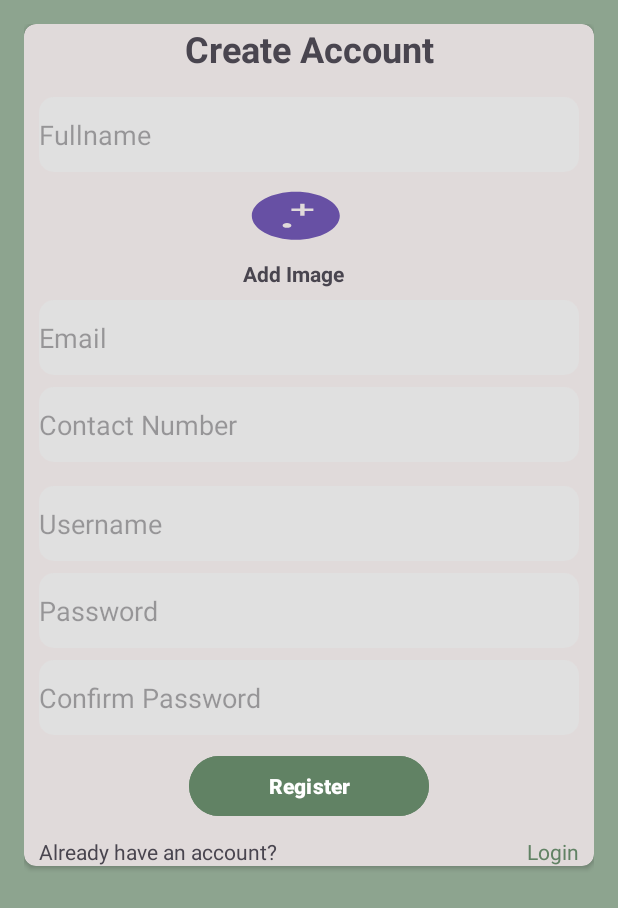
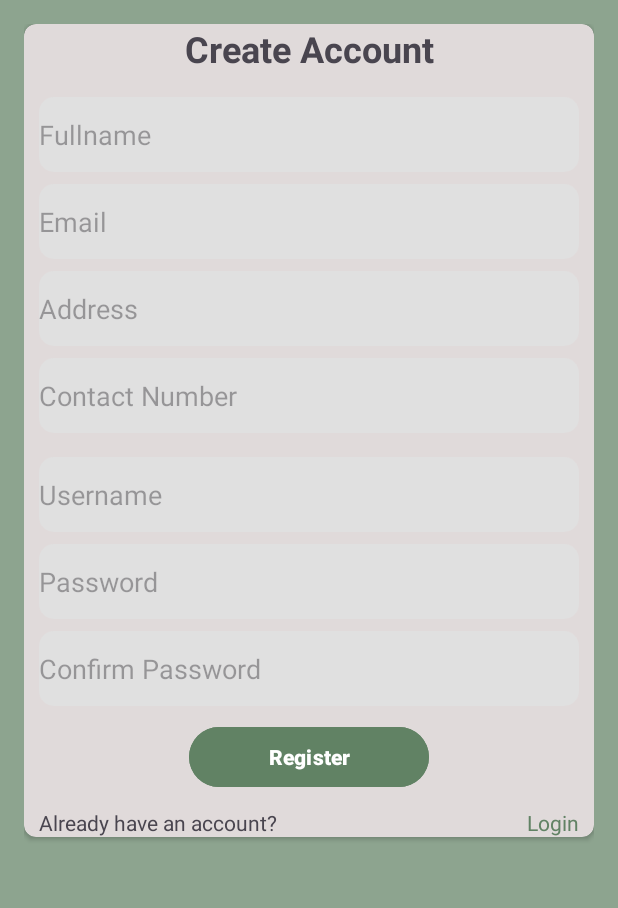
Before and after one commit to Solotovvvv/SCERNS, an Android app: the Register screen opened directly, with no data from a screen before it, on a phone screen of 412 x 824 dp. Shown: the top 908 px of the screen. Run offline under Robolectric (Android 15) with nearby library versions, the light colour scheme and no system bars; our stand-ins replace Volley.

```diff
--- a/app/src/main/AndroidManifest.xml
+++ b/app/src/main/AndroidManifest.xml
@@ -1,6 +1,11 @@
 <?xml version="1.0" encoding="utf-8"?>
 <manifest xmlns:android="http://schemas.android.com/apk/res/android"
     xmlns:tools="http://schemas.android.com/tools">
+
+    <uses-permission android:name="android.permission.ACCESS_NETWORK_STATE" />
+    <uses-permission android:name="android.permission.INTERNET"/>
+    <uses-permission android:name="android.permission.READ_EXTERNAL_STORAGE" />
+    <uses-permission android:name="android.permission.WRITE_EXTERNAL_STORAGE" />
 
     <application
         android:allowBackup="true"
--- a/app/src/main/java/com/example/scerns/MainActivity.java
+++ b/app/src/main/java/com/example/scerns/MainActivity.java
@@ -70,7 +70,6 @@ public class MainActivity extends AppCompatActivity {
         btnVictim.setOnClickListener(new View.OnClickListener() {
             @Override
             public void onClick(View v) {
-                // Handle Victim button click
                 showToast("Victim selected");
                 dialog.dismiss();
                 showOptionsDialog();
@@ -80,7 +79,6 @@ public class MainActivity extends AppCompatActivity {
         btnWitness.setOnClickListener(new View.OnClickListener() {
             @Override
             public void onClick(View v) {
-                // Handle Witness button click
                 showToast("Witness selected");
                 dialog.dismiss();
                 showOptionsDialog();
@@ -94,10 +92,8 @@ public class MainActivity extends AppCompatActivity {
     }
 
     private void showOptionsDialog() {
-        // Inflate the dialog_options.xml layout
         View dialogOptionsView = LayoutInflater.from(this).inflate(R.layout.dialog_options, null);
 
-        // Find the buttons within the inflated layout
         Button btnPolice = dialogOptionsView.findViewById(R.id.btnPolice);
         Button btnMedic = dialogOptionsView.findViewById(R.id.btnMedic);
         Button btnFire = dialogOptionsView.findViewById(R.id.btnFire);
@@ -141,7 +137,7 @@ public class MainActivity extends AppCompatActivity {
             @Override
             public void onClick(View v) {
                 showToast("Back Button Selected");
-                dialog.dismiss(); // Dismiss the dialog
+                dialog.dismiss();
             }
         });
     }
--- a/app/src/main/res/layout/register.xml
+++ b/app/src/main/res/layout/register.xml
@@ -44,30 +44,6 @@
                 android:background="@drawable/round_bg"
                 android:hint="Fullname" />
 
-            <RelativeLayout
-                android:layout_width="wrap_content"
-                android:layout_height="wrap_content"
-                android:layout_marginTop="10dp">
-
-                <Button
-                    android:id="@+id/buttonSelectImage"
-                    android:layout_width="wrap_content"
-                    android:layout_height="wrap_content"
-                    android:background="@drawable/add_photo_icon"
-                    android:onClick="selectImageFromGallery"
-                    android:layout_centerHorizontal="true"
-                    android:textStyle="bold" />
-
-                <TextView
-                    android:id="@+id/textViewAddImage"
-                    android:layout_width="wrap_content"
-                    android:layout_height="wrap_content"
-                    android:layout_below="@id/buttonSelectImage"
-                    android:text="Add Image"
-                    android:textSize="14sp"
-                    android:textStyle="bold" />
-            </RelativeLayout>
-
             <EditText
                 android:id="@+id/editTextEmail"
                 android:layout_width="match_parent"
@@ -76,6 +52,14 @@
                 android:background="@drawable/round_bg"
                 android:hint="Email"
                 android:inputType="textEmailAddress" />
+
+            <EditText
+                android:id="@+id/editTextAddress"
+                android:layout_width="match_parent"
+                android:layout_height="50dp"
+                android:layout_marginTop="8dp"
+                android:background="@drawable/round_bg"
+                android:hint="Address" />
 
             <EditText
                 android:id="@+id/editTextContactNumber"
```
Also changed, not shown: app/src/main/java/com/example/scerns/Register.java (+57 -67 lines), app/src/main/res/layout/activity_main.xml (+7 -7 lines).
